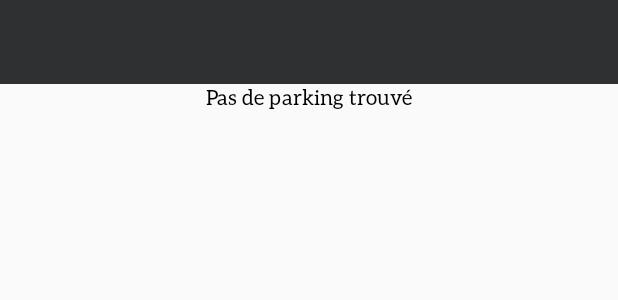
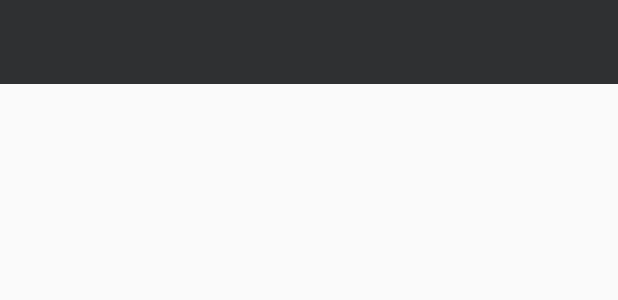
Before and after one commit to Dan243/parkin-nantes, an Android app: the layout activity_research_list.xml on its own in the app's theme, with its tools: preview values and no code run, on a phone screen of 412 x 824 dp. Shown: the top 300 px of the screen. Run offline under Robolectric (Android 15) with nearby library versions, the phone set to English and light mode, and no system bars.

Commit message:
[Android]Redo none parking found view

```diff
--- a/app/src/main/java/com/example/dmonunu/parkinnantes/services/ResearchServiceImpl.java
+++ b/app/src/main/java/com/example/dmonunu/parkinnantes/services/ResearchServiceImpl.java
@@ -46,9 +46,7 @@ public class ResearchServiceImpl implements ResearchService {
         @Override
         protected void onPostExecute(List<LightParking> lightParkings) {
             super.onPostExecute(lightParkings);
-            if (lightParkings != null){
-                EventBusManager.BUS.post(new SearchResultEvent(lightParkings));
-            }
+            EventBusManager.BUS.post(new SearchResultEvent(lightParkings));
         }
     }
 
--- a/app/src/main/res/layout/activity_research_list.xml
+++ b/app/src/main/res/layout/activity_research_list.xml
@@ -22,11 +22,11 @@
         </androidx.appcompat.widget.Toolbar>
 
         <TextView
-            android:id="@+id/textview"
+            android:id="@+id/resultInfo"
             android:layout_width="match_parent"
             android:layout_height="wrap_content"
             android:gravity="center"
-            android:text="Pas de parking trouvé" />
+            android:text="" />
 
         <androidx.recyclerview.widget.RecyclerView
             android:id="@+id/my_list_view"
```
Also changed, not shown: app/src/main/java/com/example/dmonunu/parkinnantes/activities/ResearchListActivity.java (+7 -4 lines).
